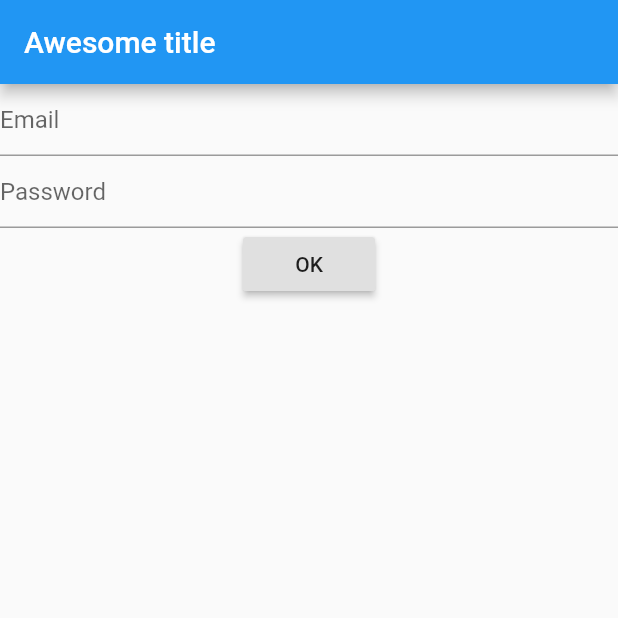
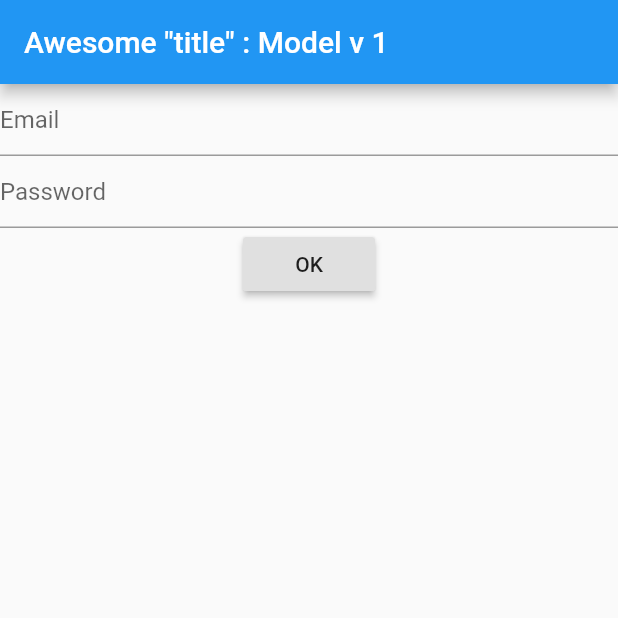
Before and after one commit to ThomasEcalle/flutter_starter, a Flutter app: the screen it shows after launch, on a phone screen of 412 x 824 dp, the top half of it. Run offline on Flutter 3.47's test engine with Material 2 defaults, Android fonts, the phone set to English and light mode, and no system bars; our stand-ins replace bloc, equatable, flutter_bloc.

Commit message:
Add Flappy Translator to generate string resources

```diff
--- a/lib/core/translations.dart
+++ /dev/null
@@ -1,66 +0,0 @@
-import 'dart:async';
-import 'dart:convert';
-
-import 'package:flutter/material.dart';
-import 'package:flutter/services.dart' show rootBundle;
-
-class I18n {
-  // CORE
-  static String appTitle(BuildContext context) => _text("app_title", context);
-
-  static String networkErrorTitle(BuildContext context) => _text("network_error_title", context);
-
-  static String retry(BuildContext context) => _text("retry", context);
-
-  static String emailHint(BuildContext context) => _text("email_hint", context);
-
-  static String passwordHint(BuildContext context) => _text("password_hint", context);
-
-  static String _text(String key, BuildContext context) => Localizations.of<I18n>(context, I18n).text(key);
-
-  I18n(Locale locale) {
-    this.locale = locale;
-    _localizedValues = null;
-  }
-
-  Locale locale;
-  static Map<String, dynamic> _localizedValues;
-
-  static I18n of(BuildContext context) {
-    return Localizations.of<I18n>(context, I18n);
-  }
-
-  String text(String key) {
-    return _localizedValues[key] ?? '** $key not found';
-  }
-
-  List<String> array(String key) {
-    final List<String> array = [];
-    _localizedValues[key].forEach((value) {
-      array.add(value as String ?? '** $key not found');
-    });
-    return array;
-  }
-
-  static Future<I18n> load(Locale locale) async {
-    I18n translations = new I18n(locale);
-    String jsonContent = await rootBundle.loadString("locale/i18n_${locale.languageCode}.json");
-    _localizedValues = json.decode(jsonContent);
-    return translations;
-  }
-
-  get currentLanguage => locale.languageCode;
-}
-
-class TranslationsDelegate extends LocalizationsDelegate<I18n> {
-  const TranslationsDelegate();
-
-  @override
-  bool isSupported(Locale locale) => ['en', 'fr'].contains(locale.languageCode);
-
-  @override
-  Future<I18n> load(Locale locale) => I18n.load(locale);
-
-  @override
-  bool shouldReload(TranslationsDelegate old) => false;
-}
--- /dev/null
+++ b/lib/core/translations/i18n.dart
@@ -0,0 +1,91 @@
+import 'dart:async';
+
+import 'package:flutter/material.dart';
+
+/// This class is generated by flappy_translator package
+/// You should never change something directly in this file but, instead, generate new file when needed with the package
+class I18n {
+  String appTitle({String title, int versionNumber, }) {
+      String text = _getText("appTitle");
+              if (title != null) {
+          text = text.replaceAll("%title\$s", title);
+        }
+                if (versionNumber != null) {
+          text = text.replaceAll("%versionNumber\$d", versionNumber.toString());
+        }
+              return text;
+
+      }
+      String get networkErrorTitle => _getText("networkErrorTitle");
+
+String get retry => _getText("retry");
+
+String get emailHint => _getText("emailHint");
+
+String get passwordHint => _getText("passwordHint");
+
+String get title => _getText("title");
+
+
+
+  I18n(Locale locale) {
+    this._locale = locale;
+     _localizedValues = null;
+  }
+
+  Locale _locale;
+
+  static Map<String, String> _localizedValues;
+
+
+static Map<String, String> _frValues = {
+              "appTitle": "Super \"titre\" : %title\$s v %versionNumber\$d",
+                "networkErrorTitle": "Aucun réseau",
+                "retry": "Réessayer",
+                "emailHint": "Email",
+                "passwordHint": "Mot de passe",
+                "title": "Modèle",
+        };
+
+static Map<String, String> _enValues = {
+              "appTitle": "Awesome \"title\" : %title\$s v %versionNumber\$d",
+                "networkErrorTitle": "Network error",
+                "retry": "Retry",
+                "emailHint": "Email",
+                "passwordHint": "Password",
+                "title": "Model",
+        };
+    static Map<String, Map<String, String>> _allValues = {
+            "fr": _frValues,
+              "en": _enValues,
+      };
+
+  static I18n of(BuildContext context) {
+    return Localizations.of<I18n>(context, I18n);
+  }
+
+  String _getText(String key) {
+    return _localizedValues[key] ?? '** $key not found';
+  }
+
+  static Future<I18n> load(Locale locale) async {
+    I18n translations = new I18n(locale);
+    _localizedValues = _allValues[locale.languageCode];
+    return translations;
+  }
+
+  get currentLanguage => _locale.languageCode;
+}
+
+class I18nDelegate extends LocalizationsDelegate<I18n> {
+  const I18nDelegate();
+
+  @override
+      bool isSupported(Locale locale) => ['fr', 'en'].contains(locale.languageCode);
+
+  @override
+  Future<I18n> load(Locale locale) => I18n.load(locale);
+
+  @override
+  bool shouldReload(I18nDelegate old) => false;
+}
--- a/lib/main.dart
+++ b/lib/main.dart
@@ -4,7 +4,7 @@ import 'package:flutter_bloc/flutter_bloc.dart';
 import 'package:flutter_localizations/flutter_localizations.dart';
 import 'package:flutter_model/core/blocs/authentication/authentication_bloc.dart';
 import 'package:flutter_model/core/blocs/favorites/bloc.dart';
-import 'package:flutter_model/core/translations.dart';
+import 'package:flutter_model/core/translations/i18n.dart';
 import 'package:flutter_model/ui/authentication.dart';
 import 'package:flutter_model/ui/router.dart';
 
@@ -46,7 +46,7 @@ class MyApp extends StatelessWidget {
       child: AppTheme(
         child: MaterialApp(
           localizationsDelegates: [
-            const TranslationsDelegate(),
+            const I18nDelegate(),
             GlobalMaterialLocalizations.delegate,
             GlobalWidgetsLocalizations.delegate,
           ],
--- a/lib/ui/authenticated/home.dart
+++ b/lib/ui/authenticated/home.dart
@@ -2,7 +2,7 @@ import 'package:flutter/material.dart';
 import 'package:flutter_bloc/flutter_bloc.dart';
 import 'package:flutter_model/core/blocs/posts/posts_bloc.dart';
 import 'package:flutter_model/core/blocs/posts/posts_event.dart';
-import 'package:flutter_model/core/translations.dart';
+import 'package:flutter_model/core/translations/i18n.dart';
 
 import 'favorites/favorites.dart';
 import 'posts_list/posts_list.dart';
@@ -26,7 +26,7 @@ class _HomeState extends State<Home> {
   Widget build(BuildContext context) {
     return Scaffold(
       appBar: AppBar(
-        title: Text(I18n.appTitle(context)),
+        title: Text(I18n.of(context).appTitle(title: I18n.of(context).title, versionNumber: 1)),
       ),
       body: BlocProvider(
         builder: (BuildContext context) => PostsBloc()..dispatch(RetrievePosts()),
--- a/lib/ui/shared/no_network.dart
+++ b/lib/ui/shared/no_network.dart
@@ -1,5 +1,5 @@
 import 'package:flutter/material.dart';
-import 'package:flutter_model/core/translations.dart';
+import 'package:flutter_model/core/translations/i18n.dart';
 
 class NoNetwork extends StatelessWidget {
   final VoidCallback onRetry;
@@ -12,9 +12,9 @@ class NoNetwork extends StatelessWidget {
       mainAxisAlignment: MainAxisAlignment.center,
       crossAxisAlignment: CrossAxisAlignment.center,
       children: <Widget>[
-        Text(I18n.networkErrorTitle(context)),
+        Text(I18n.of(context).networkErrorTitle),
         RaisedButton(
-          child: Text(I18n.retry(context)),
+          child: Text(I18n.of(context).retry),
           onPressed: () {
             if (this.onRetry != null) {
               this.onRetry();
--- a/lib/ui/splashscreen.dart
+++ b/lib/ui/splashscreen.dart
@@ -1,5 +1,5 @@
 import 'package:flutter/material.dart';
-import 'package:flutter_model/core/translations.dart';
+import 'package:flutter_model/core/translations/i18n.dart';
 
 class SplashScreen extends StatelessWidget {
   @override
@@ -8,7 +8,7 @@ class SplashScreen extends StatelessWidget {
       body: Container(
         color: Theme.of(context).primaryColor,
         child: Center(
-          child: Text(I18n.appTitle(context)),
+          child: Text(I18n.of(context).appTitle(title: I18n.of(context).title, versionNumber: 1)),
         ),
       ),
     );
--- a/lib/ui/unauthenticated/login/login.dart
+++ b/lib/ui/unauthenticated/login/login.dart
@@ -3,14 +3,14 @@ import 'package:flutter_bloc/flutter_bloc.dart';
 import 'package:flutter_model/core/blocs/authentication/authentication_bloc.dart';
 import 'package:flutter_model/core/blocs/login/bloc.dart';
 import 'package:flutter_model/core/blocs/login/login_bloc.dart';
-import 'package:flutter_model/core/translations.dart';
+import 'package:flutter_model/core/translations/i18n.dart';
 
 class Login extends StatelessWidget {
   @override
   Widget build(BuildContext context) {
     return Scaffold(
       appBar: AppBar(
-        title: Text(I18n.appTitle(context)),
+        title: Text(I18n.of(context).appTitle(title: I18n.of(context).title, versionNumber: 1)),
       ),
       body: SafeArea(
         child: BlocProvider(
@@ -46,14 +46,14 @@ class LoginScreen extends StatelessWidget {
               TextField(
                 controller: emailController,
                 decoration: InputDecoration(
-                  hintText: I18n.emailHint(context),
+                  hintText: I18n.of(context).emailHint,
                 ),
               ),
               TextField(
                 controller: passwordController,
                 obscureText: true,
                 decoration: InputDecoration(
-                  hintText: I18n.passwordHint(context),
+                  hintText: I18n.of(context).passwordHint,
                 ),
               ),
               RaisedButton(
--- a/pubspec.yaml
+++ b/pubspec.yaml
@@ -34,6 +34,7 @@ dependencies:
 dev_dependencies:
   flutter_test:
     sdk: flutter
+  flappy_translator: 1.0.3
 
 
 # For information on the generic Dart part of this file, see the
@@ -48,9 +49,7 @@ flutter:
   uses-material-design: true
 
   # To add assets to your application, add an assets section, like this:
-  assets:
-    - locale/i18n_en.json
-    - locale/i18n_fr.json
+  #assets:
   #  - images/a_dot_burr.jpeg
   #  - images/a_dot_ham.jpeg
 
```
Also changed, not shown: locale/i18n.csv (added, +7 -0 lines), locale/i18n_en.json (deleted, +0 -7 lines), locale/i18n_fr.json (deleted, +0 -7 lines).
